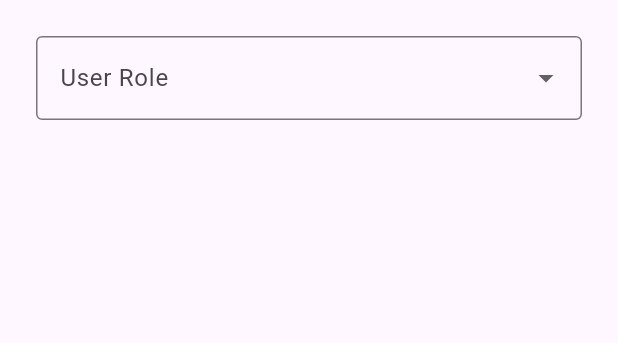
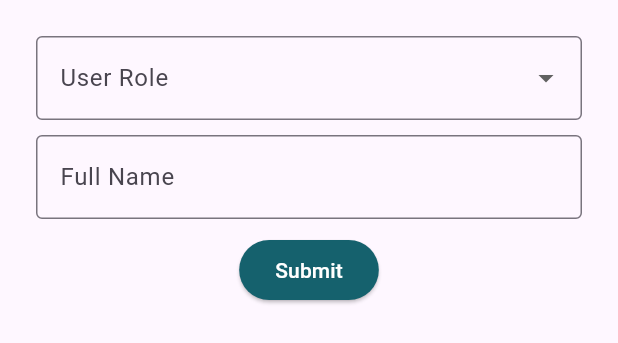
Before and after one commit to mukarrom21/QMMA, a Flutter app: the AddUser widget shown alone on an empty page, opened directly, on a phone screen of 412 x 824 dp. Shown: the top 343 px of the screen. Run offline on Flutter 3.47's test engine with Material 3 defaults, Android fonts, the phone set to English and light mode, and no system bars.

Commit message:
add user creating

```diff
--- a/lib/ui/screens/add_user.dart
+++ b/lib/ui/screens/add_user.dart
@@ -1,6 +1,8 @@
 import 'package:flutter/material.dart';
 import 'package:intl/intl.dart';
 import 'package:qmma_flutter/ui/utils/screen_util.dart';
+import 'package:qmma_flutter/ui/widgets/input_field.dart';
+import 'package:qmma_flutter/ui/widgets/select_widget.dart';
 
 class AddUser extends StatefulWidget {
   const AddUser({super.key});
@@ -11,46 +13,34 @@ class AddUser extends StatefulWidget {
 
 class _AddUserState extends State<AddUser> {
   final TextEditingController _dateOfBirth = TextEditingController();
+  final TextEditingController _nameTEController = TextEditingController();
 
   @override
   Widget build(BuildContext context) {
     final width = MediaQuery.of(context).size.width;
-    return Wrap(
-      alignment: WrapAlignment.start,
-      runAlignment: WrapAlignment.start,
-      crossAxisAlignment: WrapCrossAlignment.start,
-      children: [
-        // Select User Role
-        Padding(
-          padding: const EdgeInsets.all(24.0),
-          child: DropdownButtonFormField<String>(
-            decoration: const InputDecoration(
-              labelText: 'User Role',
-            ),
-            items: const [
-              DropdownMenuItem(
-                value: 'Admin',
-                child: Text('Admin'),
-              ),
-              DropdownMenuItem(
-                value: 'Teacher',
-                child: Text('Teacher'),
-              ),
-              DropdownMenuItem(
-                value: 'Student',
-                child: Text('Student'),
-              ),
-              DropdownMenuItem(
-                value: 'Parent',
-                child: Text('Parent'),
-              ),
-            ],
-            onChanged: (value) {
-              // Do something when the dropdown value is changed
-            },
+    return Padding(
+      padding: const EdgeInsets.all(24.0),
+      child: Wrap(
+        direction: Axis.horizontal,
+        alignment: WrapAlignment.center,
+        runAlignment: WrapAlignment.center,
+        crossAxisAlignment: WrapCrossAlignment.center,
+        spacing: 10,
+        runSpacing: 10,
+        children: [
+          // Select User Role
+          SelectWidget(width: width),
+          InputField(
+            width: width,
+            labelText: 'Full Name',
+            hintText: "Enter full name",
+            controller: _nameTEController,
           ),
-        ),
-      ],
+
+          // submit button
+          ElevatedButton(onPressed: (){}, child: Text("Submit"))
+        ],
+      ),
     );
   }
 }
--- /dev/null
+++ b/lib/ui/widgets/input_field.dart
@@ -0,0 +1,29 @@
+import 'package:flutter/material.dart';
+import 'package:qmma_flutter/ui/utils/screen_util.dart';
+
+class InputField extends StatelessWidget {
+  const InputField({
+    super.key,
+    required this.width, required this.labelText, required this.hintText, required this.controller,
+  });
+
+  final double width;
+  final String labelText;
+  final String hintText;
+  final TextEditingController controller;
+
+  @override
+  Widget build(BuildContext context) {
+    return SizedBox(
+      width: width > ScreenUtil.mobileMaxWidth ? 300 : double.infinity,
+      child: TextFormField(
+        decoration:  InputDecoration(
+            border: const OutlineInputBorder(),
+          labelText: labelText,
+          hintText: hintText,
+        ),
+        controller: controller,
+      ),
+    );
+  }
+}
--- /dev/null
+++ b/lib/ui/widgets/select_widget.dart
@@ -0,0 +1,45 @@
+import 'package:flutter/material.dart';
+import 'package:qmma_flutter/ui/utils/screen_util.dart';
+
+
+class SelectWidget extends StatelessWidget {
+  const SelectWidget({
+    super.key,
+    required this.width,
+  });
+
+  final double width;
+
+  @override
+  Widget build(BuildContext context) {
+    return SizedBox(
+      width: width > ScreenUtil.mobileMaxWidth ? 300 : double.infinity,
+      child: DropdownButtonFormField<String>(
+        decoration: const InputDecoration(
+          labelText: 'User Role',
+        ),
+        items: const [
+          DropdownMenuItem(
+            value: 'Admin',
+            child: Text('Admin'),
+          ),
+          DropdownMenuItem(
+            value: 'Teacher',
+            child: Text('Teacher'),
+          ),
+          DropdownMenuItem(
+            value: 'Student',
+            child: Text('Student'),
+          ),
+          DropdownMenuItem(
+            value: 'Parent',
+            child: Text('Parent'),
+          ),
+        ],
+        onChanged: (value) {
+          // Do something when the dropdown value is changed
+        },
+      ),
+    );
+  }
+}
```
